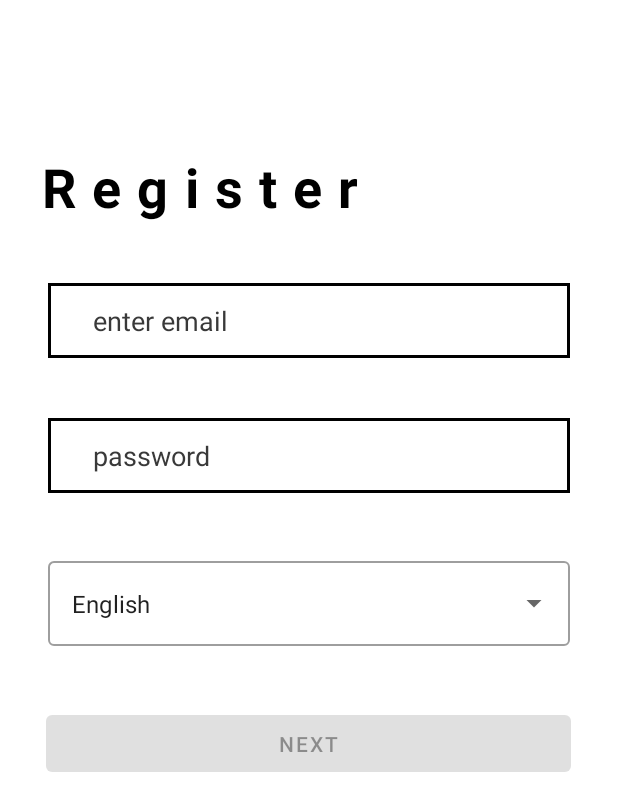
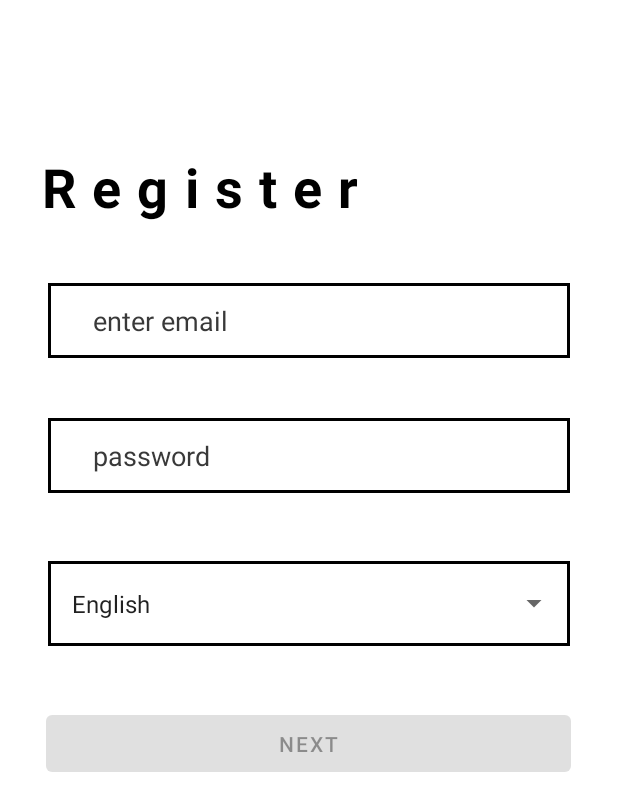
Before and after one commit to Soupek/practika, an Android app: the screen it shows after launch (MainScreen), on a phone screen of 412 x 824 dp. Shown: the top 811 px of the screen. Run offline under Robolectric (Android 15) with nearby library versions, the phone set to English and light mode, and no system bars; Roboto replaces fonts that are not available here.

```diff
--- a/app/src/main/res/layout/activity_main_screen.xml
+++ b/app/src/main/res/layout/activity_main_screen.xml
@@ -68,6 +68,7 @@
             android:id="@+id/autoCompleteTextView"
             android:layout_width="match_parent"
             android:layout_height="wrap_content"
+            android:background="@drawable/edittext"
             android:layout_weight="1"
             android:inputType="none"
             android:text="English" />
```
